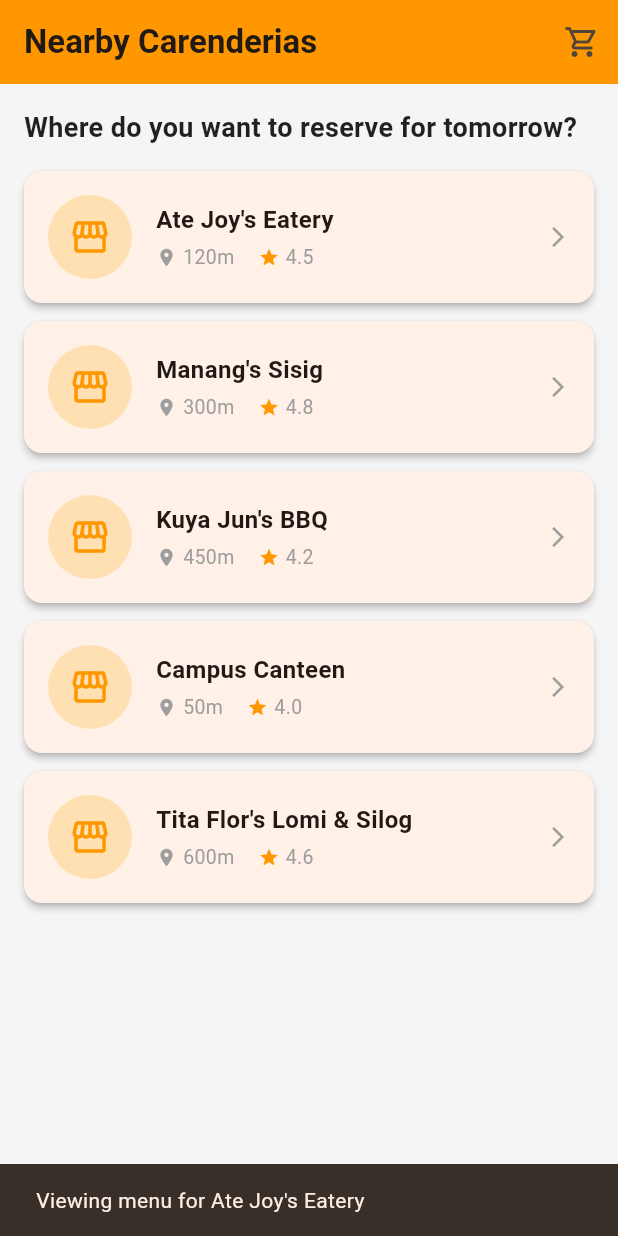
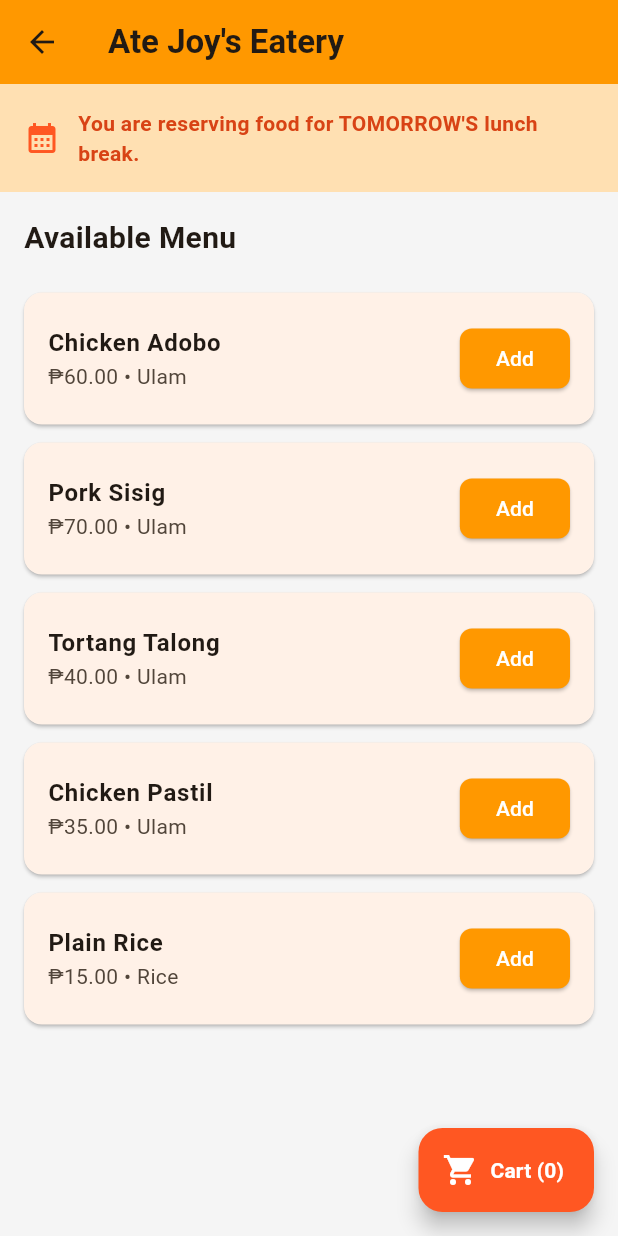
Before and after one commit to turquoiseCupcake/e_bentobox, a Flutter app: the UserHomeScreen screen opened directly, after a tap on "Ate Joy's Eatery", on a phone screen of 412 x 824 dp. Run offline on Flutter 3.47's test engine with Material 3 defaults, Android fonts, the phone set to English and light mode, and no system bars; missing offline and left inert: mobile_scanner.

Commit message:
- Added Carenderia View - Added intl

```diff
--- /dev/null
+++ b/lib/user/carenderia_view_screen.dart
@@ -0,0 +1,123 @@
+import 'package:flutter/material.dart';
+import 'package:provider/provider.dart';
+import '../main.dart'; // Importing to access BentoCartProvider
+
+class CarenderiaViewScreen extends StatelessWidget {
+  final Map<String, dynamic> vendor;
+
+  const CarenderiaViewScreen({super.key, required this.vendor});
+
+  @override
+  Widget build(BuildContext context) {
+    // Mock menu data (simulating next-day availability)
+    final List<Map<String, dynamic>> menuItems = [
+      {'name': 'Chicken Adobo', 'price': 60.0, 'category': 'Ulam'},
+      {'name': 'Pork Sisig', 'price': 70.0, 'category': 'Ulam'},
+      {'name': 'Tortang Talong', 'price': 40.0, 'category': 'Ulam'},
+      {'name': 'Chicken Pastil', 'price': 35.0, 'category': 'Ulam'},
+      {'name': 'Plain Rice', 'price': 15.0, 'category': 'Rice'},
+    ];
+
+    // Watch cart to update the FAB badge
+    final cartCount = context.watch<BentoCartProvider>().itemCount;
+
+    return Scaffold(
+      backgroundColor: Colors.grey[100],
+      appBar: AppBar(
+        title: Text(vendor['name'], style: const TextStyle(fontWeight: FontWeight.bold)),
+        backgroundColor: Colors.orange,
+        elevation: 0,
+      ),
+      body: Column(
+        crossAxisAlignment: CrossAxisAlignment.start,
+        children: [
+          // Banner emphasizing Next-Day Order
+          Container(
+            width: double.infinity,
+            padding: const EdgeInsets.all(16),
+            color: Colors.orange.shade100,
+            child: Row(
+              children: [
+                const Icon(Icons.calendar_month, color: Colors.deepOrange),
+                const SizedBox(width: 12),
+                Expanded(
+                  child: Text(
+                    "You are reserving food for TOMORROW'S lunch break.",
+                    style: TextStyle(color: Colors.deepOrange.shade800, fontWeight: FontWeight.w600),
+                  ),
+                ),
+              ],
+            ),
+          ),
+
+          const Padding(
+            padding: EdgeInsets.all(16.0),
+            child: Text(
+              'Available Menu',
+              style: TextStyle(fontSize: 20, fontWeight: FontWeight.bold),
+            ),
+          ),
+
+          // Menu List
+          Expanded(
+            child: ListView.builder(
+              itemCount: menuItems.length,
+              itemBuilder: (context, index) {
+                final item = menuItems[index];
+                return Card(
+                  margin: const EdgeInsets.symmetric(horizontal: 16, vertical: 6),
+                  shape: RoundedRectangleBorder(borderRadius: BorderRadius.circular(12)),
+                  child: ListTile(
+                    contentPadding: const EdgeInsets.symmetric(horizontal: 16, vertical: 8),
+                    title: Text(item['name'], style: const TextStyle(fontWeight: FontWeight.bold, fontSize: 16)),
+                    subtitle: Text('₱${item['price'].toStringAsFixed(2)} • ${item['category']}'),
+                    trailing: ElevatedButton(
+                      style: ElevatedButton.styleFrom(
+                        backgroundColor: Colors.orange,
+                        foregroundColor: Colors.white,
+                        shape: RoundedRectangleBorder(borderRadius: BorderRadius.circular(8)),
+                      ),
+                      onPressed: () {
+                        // Add to global Cart Provider
+                        context.read<BentoCartProvider>().addItem(item['name']);
+
+                        ScaffoldMessenger.of(context).showSnackBar(
+                          SnackBar(
+                            content: Text('Added ${item['name']} to Bento Box!'),
+                            duration: const Duration(seconds: 1),
+                            action: SnackBarAction(
+                              label: 'UNDO',
+                              onPressed: () {
+                                // Real app would have a remove logic here
+                              },
+                            ),
+                          ),
+                        );
+                      },
+                      child: const Text('Add'),
+                    ),
+                  ),
+                );
+              },
+            ),
+          ),
+        ],
+      ),
+      // Floating Cart Button
+      floatingActionButton: FloatingActionButton.extended(
+        backgroundColor: Colors.deepOrange,
+        onPressed: () {
+          // TODO: Navigate to Cart/Checkout
+          ScaffoldMessenger.of(context).showSnackBar(
+            const SnackBar(content: Text('Going to Checkout...')),
+          );
+        },
+        icon: const Icon(Icons.shopping_cart, color: Colors.white),
+        label: Text(
+          'Cart ($cartCount)',
+          style: const TextStyle(color: Colors.white, fontWeight: FontWeight.bold),
+        ),
+      ),
+    );
+  }
+}
--- a/lib/user/user_home_screen.dart
+++ b/lib/user/user_home_screen.dart
@@ -1,4 +1,5 @@
 import 'package:flutter/material.dart';
+import 'carenderia_view_screen.dart';
 
 class UserHomeScreen extends StatelessWidget {
   const UserHomeScreen({super.key});
@@ -54,9 +55,12 @@ class UserHomeScreen extends StatelessWidget {
                     child: InkWell(
                       borderRadius: BorderRadius.circular(12),
                       onTap: () {
-                        // TODO: Navigate to Carenderia Menu View
-                        ScaffoldMessenger.of(context).showSnackBar(
-                          SnackBar(content: Text('Viewing menu for ${vendor['name']}')),
+                        // Navigate to Carenderia Menu View
+                        Navigator.push(
+                          context,
+                          MaterialPageRoute(
+                            builder: (context) => CarenderiaViewScreen(vendor: vendor),
+                          ),
                         );
                       },
                       child: Padding(
--- a/pubspec.yaml
+++ b/pubspec.yaml
@@ -36,6 +36,7 @@ dependencies:
   cupertino_icons: ^1.0.8
   provider: ^6.1.5+1
   mobile_scanner: ^7.2.0
+  intl: ^0.20.2
 
 dev_dependencies:
   flutter_test:
```
Also changed, not shown: pubspec.lock.
